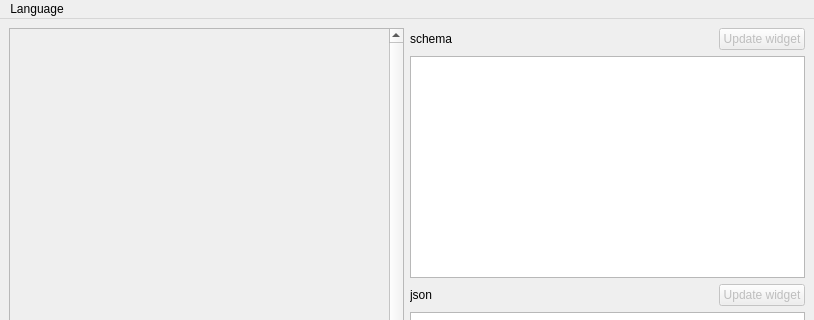
Old version of the form src/ui/EditorDialog.ui in the repository Jarod42/QtJsonEditor; both pictures show x 0 to 814 and y 0 to 320 of the 814 by 565 pixel window.
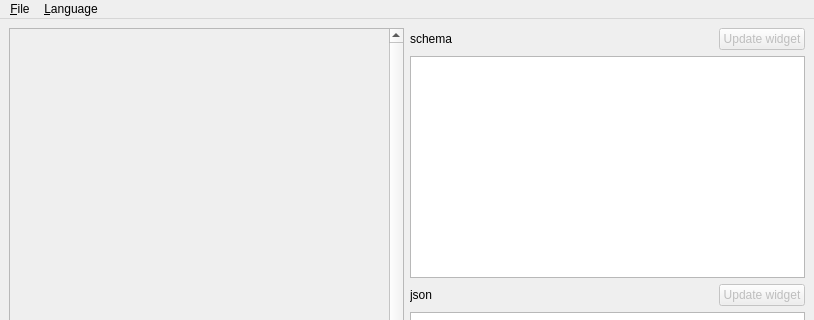
New version of the form. Custom widgets are drawn as their Qt base class.

Diff of the .ui file:
```diff
--- a/src/ui/EditorDialog.ui
+++ b/src/ui/EditorDialog.ui
@@ -138,11 +138,21 @@
    </property>
    <widget class="QMenu" name="menuLangue">
     <property name="title">
-     <string>Language</string>
+     <string>&amp;Language</string>
     </property>
     <addaction name="actionEnglish"/>
     <addaction name="actionFrench"/>
    </widget>
+   <widget class="QMenu" name="menuFile">
+    <property name="title">
+     <string>&amp;File</string>
+    </property>
+    <addaction name="actionOpenSchema"/>
+    <addaction name="actionOpenJson"/>
+    <addaction name="actionSaveSchema"/>
+    <addaction name="actionSaveJson"/>
+   </widget>
+   <addaction name="menuFile"/>
    <addaction name="menuLangue"/>
   </widget>
   <widget class="QStatusBar" name="statusbar"/>
```
Left out of the diff: 20 changed lines with no effect on the pictures.
